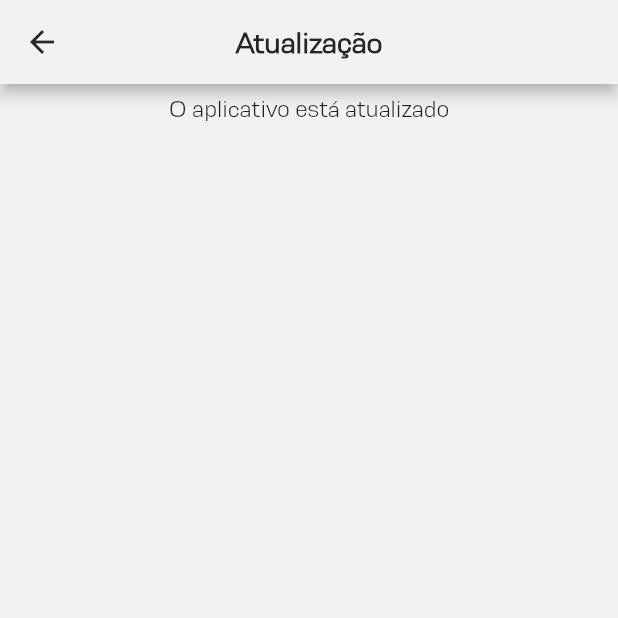
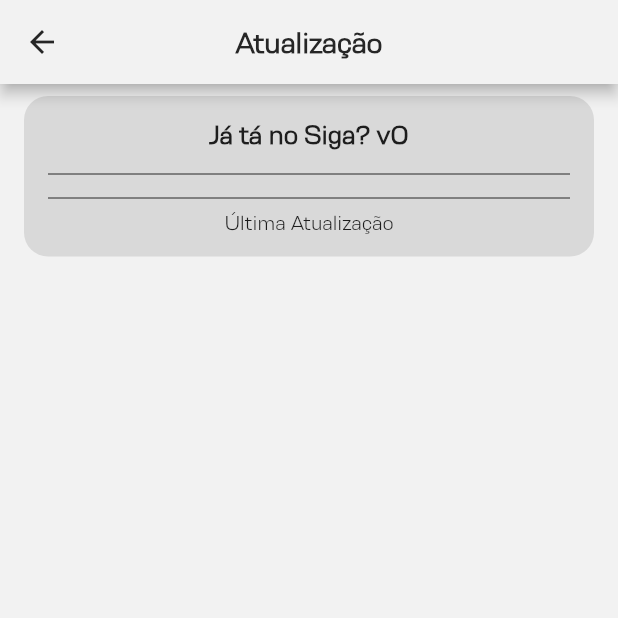
Before and after one commit to matheusrmatias/SigaLogin, a Flutter app: the UpdatePage screen opened directly, on a phone screen of 412 x 824 dp, the top half of it. Run offline on Flutter 3.47's test engine with Material 2 defaults, Android fonts, the phone set to English and light mode, and no system bars; our stand-ins replace carousel_slider, connectivity_plus, eva_icons_flutter, flutter_local_notifications, flutter_native_timezone, fluttertoast and 13 more; missing offline and left inert: animated_emoji, dart:ffi, flutter_barcode_scanner, local_auth_android, ota_update; accounts and stored records are empty; network calls fail.

Commit message:
Page Update Changed

```diff
--- a/lib/src/pages/settings/update_page.dart
+++ b/lib/src/pages/settings/update_page.dart
@@ -37,9 +37,11 @@ class _UpdatePageState extends State<UpdatePage> {
             backgroundColor: MainTheme.white,
             onRefresh: () async {
               UpdateService service = UpdateService();
-              update.update = await service.verifyAvailableUpdate(timeoutInSecondValue: 60);
-              if (update.update.available)
+              update.update =
+                  await service.verifyAvailableUpdate(timeoutInSecondValue: 60);
+              if (update.update.available) {
                 Fluttertoast.showToast(msg: 'Nova Atualização Disponível!');
+              }
             },
             child: ListView(
               children: [
@@ -75,13 +77,18 @@ class _UpdatePageState extends State<UpdatePage> {
                                   color: MainTheme.red))
                         ],
                       )
-                    : const Row(
-                        mainAxisAlignment: MainAxisAlignment.center,
-                        children: [
-                          Flexible(
-                              child: Text('O aplicativo está atualizado',
-                                  style: TextStyle(fontSize: 16)))
-                        ],
+                    : Container(
+                        padding: const EdgeInsets.all(16),
+                        decoration: BoxDecoration(
+                            color:
+                                Theme.of(context).brightness == Brightness.dark
+                                    ? MainTheme.black
+                                    : MainTheme.lightGrey,
+                            borderRadius:
+                                const BorderRadius.all(Radius.circular(16))),
+                        child: Column(
+                          children: _generateChildren(availableUpdate: false),
+                        ),
                       ),
               ],
             ),
@@ -92,7 +99,7 @@ class _UpdatePageState extends State<UpdatePage> {
   _updateApp() async {
     final connectivityResult = await (Connectivity().checkConnectivity());
     if (connectivityResult == ConnectivityResult.mobile) {
-      if(mounted){
+      if (mounted) {
         showModalBottomSheetConfirmAction(
             context,
             'Você está utiliando dados móveis, deseja mesmo efetuar a atualização? Isso pode resultar em cobranças adicionais.',
@@ -139,7 +146,7 @@ class _UpdatePageState extends State<UpdatePage> {
     }
   }
 
-  List<Widget> _generateChildren() {
+  List<Widget> _generateChildren({bool availableUpdate = true}) {
     List<Widget> children = [
       Row(
         mainAxisAlignment: MainAxisAlignment.center,
@@ -187,7 +194,7 @@ class _UpdatePageState extends State<UpdatePage> {
     });
 
     children.add(Divider(color: MainTheme.black));
-
+    if (availableUpdate) {
       children.add(
         !inUpdate && currentEvent?.value == null || currentEvent!.value!.isEmpty
             ? ElevatedButton(
@@ -232,6 +239,13 @@ class _UpdatePageState extends State<UpdatePage> {
                 ],
               ),
       );
+    } else {
+      children.add(const Row(
+        mainAxisAlignment: MainAxisAlignment.center,
+        children: [Flexible(child: Text('Última Atualização'))],
+      ));
+    }
+
     return children;
   }
 }
```
Lines whose indentation alone changed are shown as unchanged.
